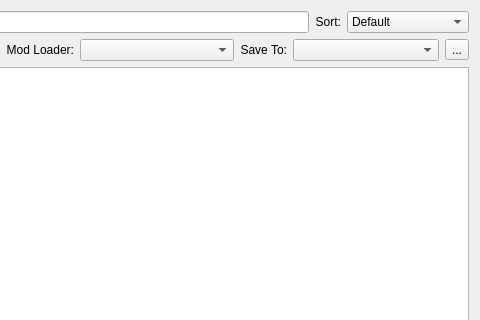
kaniol-lck/modmanager, file src/ui/curseforge/curseforgemodbrowser.ui: the form before one commit; both pictures show x 475 to 955 and y 0 to 320 of the 955 by 633 pixel window.
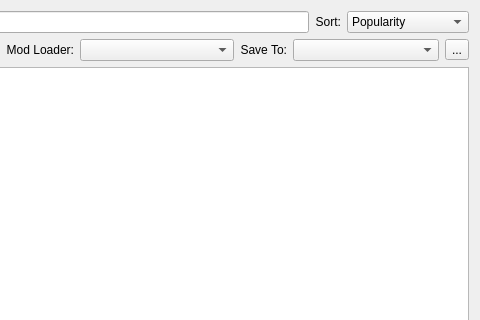
The form after the commit. Icons and pictures are not drawn.

Diff of the .ui file:
```diff
--- a/src/ui/curseforge/curseforgemodbrowser.ui
+++ b/src/ui/curseforge/curseforgemodbrowser.ui
@@ -184,12 +184,7 @@
       <widget class="QComboBox" name="sortSelect">
        <item>
         <property name="text">
-         <string>Default</string>
-        </property>
-       </item>
-       <item>
-        <property name="text">
-         <string>Date Created</string>
+         <string>Popularity</string>
         </property>
        </item>
        <item>
```
Left out of the diff: 12 changed lines with no effect on the pictures.
